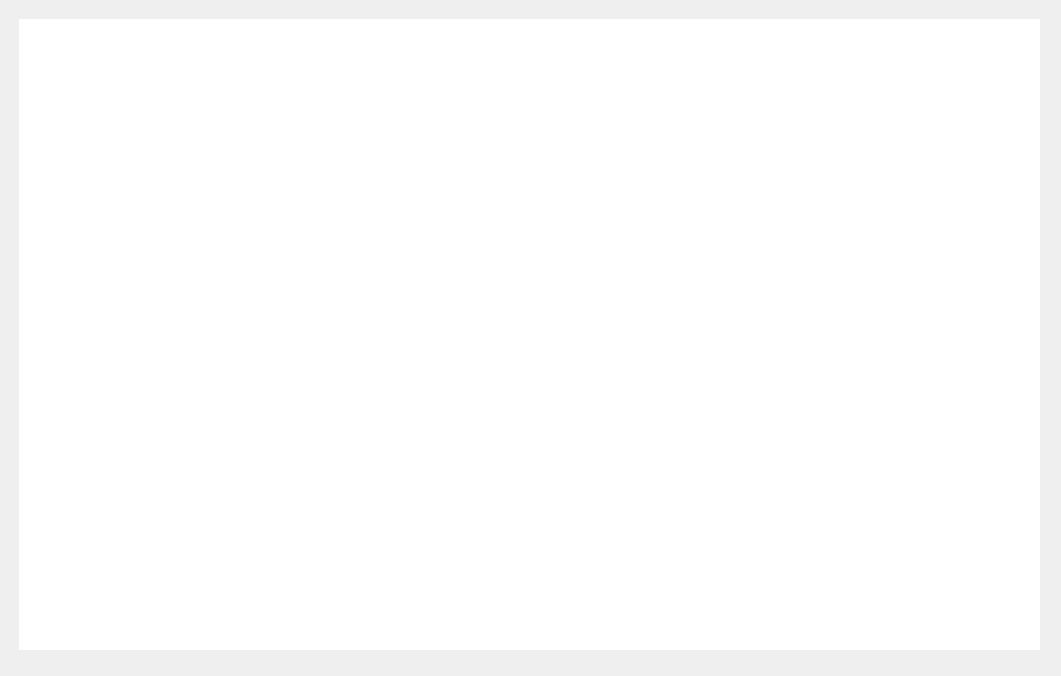
Above: src/model/mainwindow.ui from antotuf06/Progetto-PaO2026 before the change. Below: the same form after it.
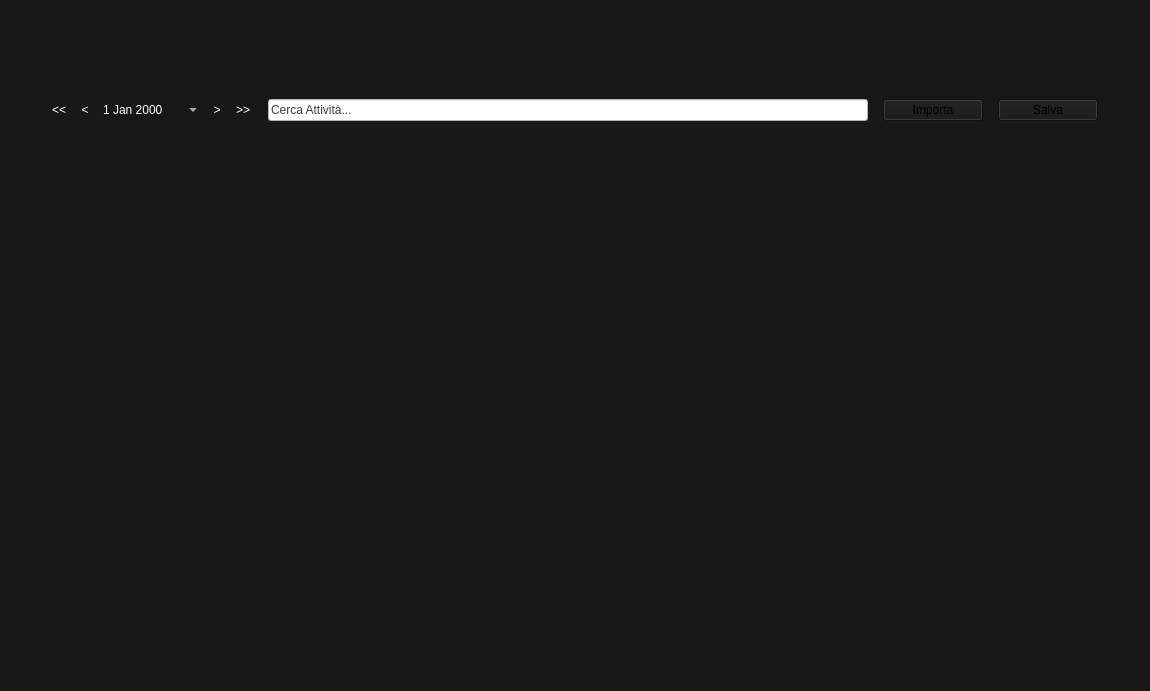
That is the form after the change.

Diff of the .ui file:
```diff
--- a/src/model/mainwindow.ui
+++ b/src/model/mainwindow.ui
@@ -2,68 +2,251 @@
 <ui version="4.0">
  <class>MainWindow</class>
  <widget class="QMainWindow" name="MainWindow">
+  <property name="enabled">
+   <bool>true</bool>
+  </property>
   <property name="geometry">
    <rect>
     <x>0</x>
     <y>0</y>
-    <width>1061</width>
-    <height>676</height>
+    <width>1150</width>
+    <height>691</height>
    </rect>
   </property>
   <property name="windowTitle">
    <string>MainWindow</string>
   </property>
+  <property name="styleSheet">
+   <string notr="true">background-color: rgb(24, 24, 24);</string>
+  </property>
   <widget class="QWidget" name="centralwidget">
-   <layout class="QHBoxLayout" name="horizontalLayout">
-    <item>
-     <widget class="QStackedWidget" name="MainStackedWidget">
-      <property name="styleSheet">
-       <string notr="true">color:rgb(0, 0, 0)</string>
-      </property>
-      <property name="currentIndex">
-       <number>0</number>
-      </property>
-      <widget class="QWidget" name="page0">
-       <widget class="QWidget" name="widget" native="true">
-        <property name="geometry">
-         <rect>
-          <x>10</x>
-          <y>10</y>
-          <width>1021</width>
-          <height>631</height>
-         </rect>
-        </property>
-        <property name="styleSheet">
-         <string notr="true">background-color: rgb(255, 255, 255);</string>
-        </property>
-        <widget class="QWidget" name="horizontalLayoutWidget">
-         <property name="geometry">
-          <rect>
-           <x>0</x>
-           <y>0</y>
-           <width>1011</width>
-           <height>121</height>
-          </rect>
+   <widget class="QWidget" name="horizontalLayoutWidget">
+    <property name="geometry">
+     <rect>
+      <x>149</x>
+      <y>169</y>
+      <width>871</width>
+      <height>471</height>
+     </rect>
+    </property>
+    <layout class="QHBoxLayout" name="horizontalLayout"/>
+   </widget>
+   <widget class="QWidget" name="horizontalLayoutWidget_2">
+    <property name="geometry">
+     <rect>
+      <x>20</x>
+      <y>70</y>
+      <width>1111</width>
+      <height>80</height>
+     </rect>
+    </property>
+    <layout class="QHBoxLayout" name="TopBar">
+     <property name="leftMargin">
+      <number>20</number>
+     </property>
+     <property name="rightMargin">
+      <number>20</number>
+     </property>
+     <item>
+      <layout class="QHBoxLayout" name="horizontalLayout_2">
+       <property name="sizeConstraint">
+        <enum>QLayout::SizeConstraint::SetMinimumSize</enum>
+       </property>
+       <item>
+        <widget class="QToolButton" name="toolButton_2">
+         <property name="sizePolicy">
+          <sizepolicy hsizetype="Preferred" vsizetype="Fixed">
+           <horstretch>0</horstretch>
+           <verstretch>0</verstretch>
+          </sizepolicy>
          </property>
-         <layout class="QHBoxLayout" name="horizontalLayout_2"/>
+         <property name="maximumSize">
+          <size>
+           <width>20</width>
+           <height>16777215</height>
+          </size>
+         </property>
+         <property name="styleSheet">
+          <string notr="true">border: none; background: transparent;
+color: rgb(255, 255, 255);</string>
+         </property>
+         <property name="text">
+          <string>&lt;&lt;</string>
+         </property>
         </widget>
-        <widget class="QWidget" name="horizontalLayoutWidget_2">
-         <property name="geometry">
-          <rect>
-           <x>11</x>
-           <y>319</y>
-           <width>16</width>
-           <height>16</height>
-          </rect>
+       </item>
+       <item>
+        <widget class="QToolButton" name="toolButton">
+         <property name="sizePolicy">
+          <sizepolicy hsizetype="Preferred" vsizetype="Fixed">
+           <horstretch>0</horstretch>
+           <verstretch>0</verstretch>
+          </sizepolicy>
          </property>
-         <layout class="QHBoxLayout" name="horizontalLayout_3"/>
+         <property name="maximumSize">
+          <size>
+           <width>20</width>
+           <height>16777215</height>
+          </size>
+         </property>
+         <property name="styleSheet">
+          <string notr="true">border: none; background: transparent;
+color: rgb(255, 255, 255);</string>
+         </property>
+         <property name="text">
+          <string>&lt;</string>
+         </property>
         </widget>
-       </widget>
+       </item>
+       <item>
+        <widget class="QDateEdit" name="dateEdit">
+         <property name="sizePolicy">
+          <sizepolicy hsizetype="Fixed" vsizetype="Fixed">
+           <horstretch>0</horstretch>
+           <verstretch>0</verstretch>
+          </sizepolicy>
+         </property>
+         <property name="minimumSize">
+          <size>
+           <width>100</width>
+           <height>0</height>
+          </size>
+         </property>
+         <property name="maximumSize">
+          <size>
+           <width>100</width>
+           <height>16777215</height>
+          </size>
+         </property>
+         <property name="autoFillBackground">
+          <bool>true</bool>
+         </property>
+         <property name="styleSheet">
+          <string notr="true">color: rgb(255, 255, 255);
+border: none; background: transparent;</string>
+         </property>
+         <property name="calendarPopup">
+          <bool>true</bool>
+         </property>
+        </widget>
+       </item>
+       <item>
+        <widget class="QToolButton" name="toolButton_3">
+         <property name="sizePolicy">
+          <sizepolicy hsizetype="Preferred" vsizetype="Fixed">
+           <horstretch>0</horstretch>
+           <verstretch>0</verstretch>
+          </sizepolicy>
+         </property>
+         <property name="maximumSize">
+          <size>
+           <width>20</width>
+           <height>16777215</height>
+          </size>
+         </property>
+         <property name="styleSheet">
+          <string notr="true">border: none; background: transparent;
+color: rgb(255, 255, 255);</string>
+         </property>
+         <property name="text">
+          <string>&gt;</string>
+         </property>
+        </widget>
+       </item>
+       <item>
+        <widget class="QToolButton" name="toolButton_4">
+         <property name="sizePolicy">
+          <sizepolicy hsizetype="Preferred" vsizetype="Fixed">
+           <horstretch>0</horstretch>
+           <verstretch>0</verstretch>
+          </sizepolicy>
+         </property>
+         <property name="maximumSize">
+          <size>
+           <width>20</width>
+           <height>16777215</height>
+          </size>
+         </property>
+         <property name="styleSheet">
+          <string notr="true">border: none; background: transparent;
+color: rgb(255, 255, 255);</string>
+         </property>
+         <property name="text">
+          <string>&gt;&gt;</string>
+         </property>
+        </widget>
+       </item>
+      </layout>
+     </item>
+     <item>
+      <widget class="QLineEdit" name="SearchBar">
+       <property name="sizePolicy">
+        <sizepolicy hsizetype="Expanding" vsizetype="Fixed">
+         <horstretch>0</horstretch>
+         <verstretch>0</verstretch>
+        </sizepolicy>
+       </property>
+       <property name="minimumSize">
+        <size>
+         <width>200</width>
+         <height>0</height>
+        </size>
+       </property>
+       <property name="maximumSize">
+        <size>
+         <width>600</width>
+         <height>16777215</height>
+        </size>
+       </property>
+       <property name="styleSheet">
+        <string notr="true">color: rgb(61, 61, 61);
+background-color: rgb(255, 255, 255);</string>
+       </property>
+       <property name="text">
+        <string>Cerca Attività...</string>
+       </property>
       </widget>
-      <widget class="QWidget" name="page_2"/>
-     </widget>
-    </item>
-   </layout>
+     </item>
+     <item>
+      <widget class="QPushButton" name="ImportButton">
+       <property name="sizePolicy">
+        <sizepolicy hsizetype="Expanding" vsizetype="Fixed">
+         <horstretch>0</horstretch>
+         <verstretch>0</verstretch>
+        </sizepolicy>
+       </property>
+       <property name="maximumSize">
+        <size>
+         <width>100</width>
+         <height>16777215</height>
+        </size>
+       </property>
+       <property name="text">
+        <string>Importa</string>
+       </property>
+      </widget>
+     </item>
+     <item>
+      <widget class="QPushButton" name="SaveButton">
+       <property name="sizePolicy">
+        <sizepolicy hsizetype="Expanding" vsizetype="Fixed">
+         <horstretch>0</horstretch>
+         <verstretch>0</verstretch>
+        </sizepolicy>
+       </property>
+       <property name="maximumSize">
+        <size>
+         <width>100</width>
+         <height>16777215</height>
+        </size>
+       </property>
+       <property name="text">
+        <string>Salva</string>
+       </property>
+      </widget>
+     </item>
+    </layout>
+   </widget>
   </widget>
  </widget>
  <resources/>
```
